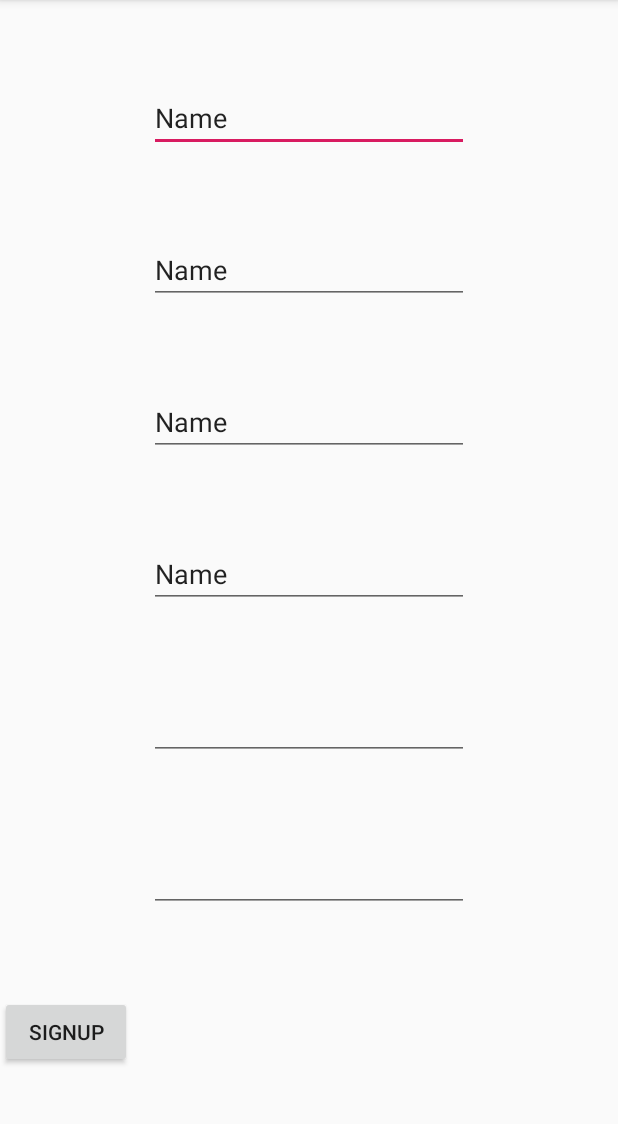
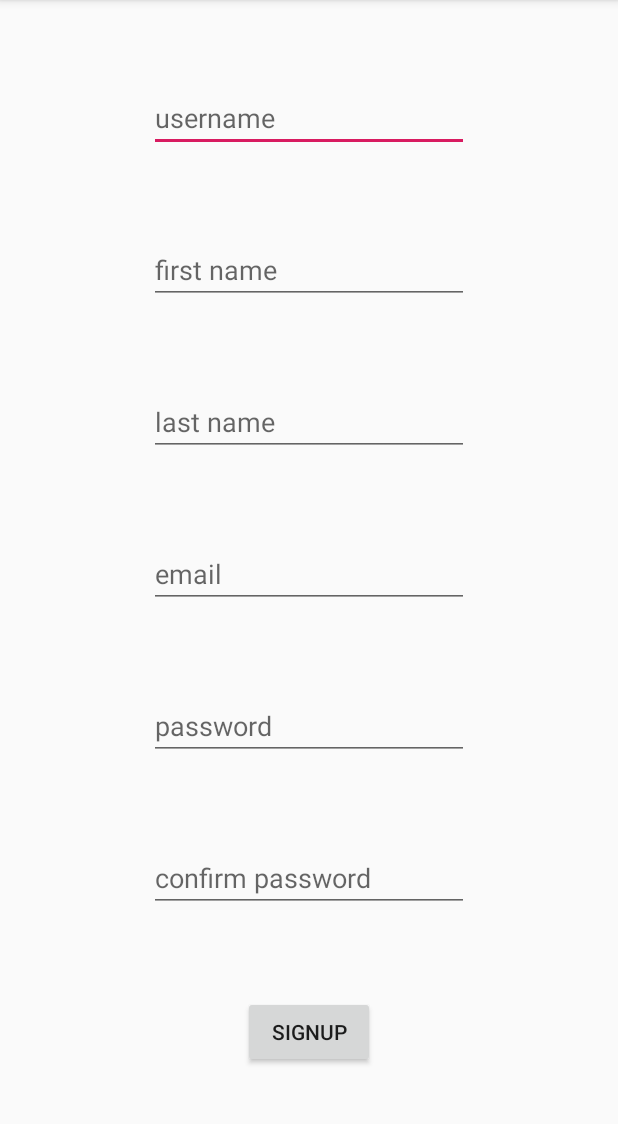
Before and after one commit to acamara2016/AppTracker, an Android app: the welcome_screen_signup screen opened directly, with no data from a screen before it, on a phone screen of 412 x 824 dp, the part 84-1208 px from its top. Run offline under Robolectric (Android 15) with nearby library versions, the phone set to English and light mode, and no system bars.

Commit message:
finished the hints on the signup screens

```diff
--- a/app/src/main/java/com/example/softwareen/welcome_screen_login.java
+++ b/app/src/main/java/com/example/softwareen/welcome_screen_login.java
@@ -20,4 +20,10 @@ public class welcome_screen_login extends AppCompatActivity {
         startActivity(intent);
     }
 
+    //called when user click login
+    public void login(View view){
+        Intent intent = new Intent();
+        startActivity(intent);
+    }
+
 }
--- a/app/src/main/res/layout/activity_welcome_screen_signup.xml
+++ b/app/src/main/res/layout/activity_welcome_screen_signup.xml
@@ -11,8 +11,8 @@
         android:layout_width="wrap_content"
         android:layout_height="45dp"
         android:ems="10"
+        android:hint="username"
         android:inputType="textPersonName"
-        android:text="Name"
         app:layout_constraintBottom_toTopOf="@+id/signup_firstname"
         app:layout_constraintEnd_toEndOf="parent"
         app:layout_constraintHorizontal_bias="0.5"
@@ -24,8 +24,8 @@
         android:layout_width="wrap_content"
         android:layout_height="wrap_content"
         android:ems="10"
+        android:hint="first name"
         android:inputType="textPersonName"
-        android:text="Name"
         app:layout_constraintBottom_toTopOf="@+id/signup_lastname"
         app:layout_constraintEnd_toEndOf="parent"
         app:layout_constraintHorizontal_bias="0.5"
@@ -37,8 +37,8 @@
         android:layout_width="wrap_content"
         android:layout_height="wrap_content"
         android:ems="10"
+        android:hint="last name"
         android:inputType="textPersonName"
-        android:text="Name"
         app:layout_constraintBottom_toTopOf="@+id/signup_email"
         app:layout_constraintEnd_toEndOf="parent"
         app:layout_constraintHorizontal_bias="0.5"
@@ -50,8 +50,8 @@
         android:layout_width="wrap_content"
         android:layout_height="wrap_content"
         android:ems="10"
+        android:hint="email"
         android:inputType="textPersonName"
-        android:text="Name"
         app:layout_constraintBottom_toTopOf="@+id/signup_password"
         app:layout_constraintEnd_toEndOf="parent"
         app:layout_constraintHorizontal_bias="0.5"
@@ -63,6 +63,7 @@
         android:layout_width="wrap_content"
         android:layout_height="wrap_content"
         android:ems="10"
+        android:hint="password"
         android:inputType="textPassword"
         app:layout_constraintBottom_toTopOf="@+id/signup_confirmpassword"
         app:layout_constraintEnd_toEndOf="parent"
@@ -75,6 +76,7 @@
         android:layout_width="wrap_content"
         android:layout_height="wrap_content"
         android:ems="10"
+        android:hint="confirm password"
         android:inputType="textPassword"
         app:layout_constraintBottom_toTopOf="@+id/signup_btn"
         app:layout_constraintEnd_toEndOf="parent"
@@ -88,6 +90,7 @@
         android:layout_height="wrap_content"
         android:text="Signup"
         app:layout_constraintBottom_toBottomOf="parent"
-        app:layout_constraintTop_toBottomOf="@+id/signup_confirmpassword"
-        tools:layout_editor_absoluteX="159dp" />
+        app:layout_constraintEnd_toEndOf="parent"
+        app:layout_constraintStart_toStartOf="parent"
+        app:layout_constraintTop_toBottomOf="@+id/signup_confirmpassword" />
 </androidx.constraintlayout.widget.ConstraintLayout>
```
